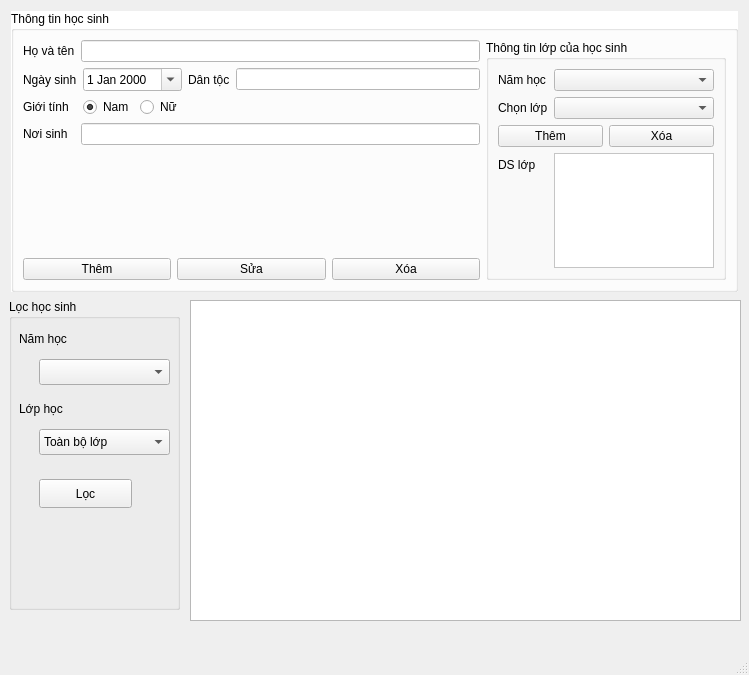
Qt form HongGrader/quanlyhocsinh.ui (vumari/HongGrader) before a commit.
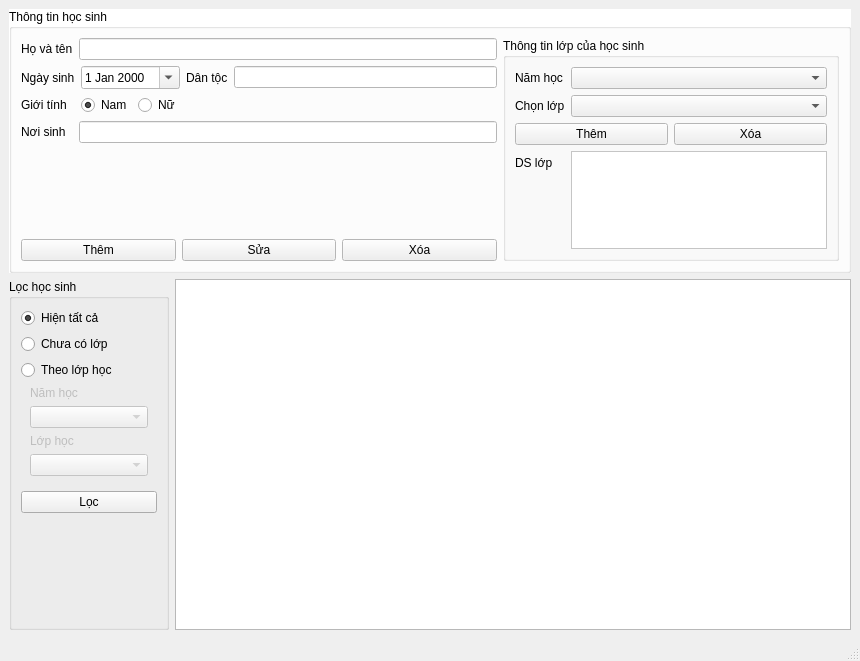
The same form after that commit.

Commit message: Thêm bộ lọc và kiểm tra trùng trong quản lí học sinh

Patch:
```diff
--- a/HongGrader/quanlyhocsinh.ui
+++ b/HongGrader/quanlyhocsinh.ui
@@ -9,23 +9,17 @@
    <rect>
     <x>0</x>
     <y>0</y>
-    <width>749</width>
-    <height>675</height>
+    <width>860</width>
+    <height>661</height>
    </rect>
   </property>
   <property name="windowTitle">
    <string>Quản lý học sinh</string>
   </property>
   <widget class="QWidget" name="centralwidget">
+   <layout class="QGridLayout" name="gridLayout_3">
+    <item row="0" column="0" colspan="2">
    <widget class="QGroupBox" name="groupBox">
-    <property name="geometry">
-     <rect>
-      <x>11</x>
-      <y>11</y>
-      <width>727</width>
-      <height>281</height>
-     </rect>
-    </property>
     <property name="sizePolicy">
      <sizepolicy hsizetype="Preferred" vsizetype="Ignored">
       <horstretch>0</horstretch>
@@ -337,113 +331,124 @@
      </item>
     </layout>
    </widget>
-   <widget class="QTableView" name="tablehocsinh">
-    <property name="geometry">
-     <rect>
-      <x>190</x>
-      <y>300</y>
-      <width>551</width>
-      <height>321</height>
-     </rect>
-    </property>
-    <property name="sizePolicy">
-     <sizepolicy hsizetype="Preferred" vsizetype="Preferred">
-      <horstretch>0</horstretch>
-      <verstretch>4</verstretch>
-     </sizepolicy>
-    </property>
-    <property name="editTriggers">
-     <set>QAbstractItemView::EditTrigger::NoEditTriggers</set>
-    </property>
-    <property name="selectionMode">
-     <enum>QAbstractItemView::SelectionMode::SingleSelection</enum>
-    </property>
-    <property name="selectionBehavior">
-     <enum>QAbstractItemView::SelectionBehavior::SelectRows</enum>
-    </property>
-   </widget>
+    </item>
+    <item row="1" column="0">
    <widget class="QGroupBox" name="groupBox_3">
-    <property name="geometry">
-     <rect>
-      <x>9</x>
-      <y>299</y>
-      <width>171</width>
-      <height>311</height>
-     </rect>
+      <property name="minimumSize">
+       <size>
+        <width>160</width>
+        <height>0</height>
+       </size>
     </property>
     <property name="title">
      <string>Lọc học sinh</string>
     </property>
-    <widget class="QComboBox" name="CBlocnamhoc">
-     <property name="geometry">
-      <rect>
-       <x>30</x>
-       <y>60</y>
-       <width>131</width>
-       <height>26</height>
-      </rect>
-     </property>
-    </widget>
+      <layout class="QVBoxLayout" name="verticalLayout_2">
+       <item>
+        <widget class="QRadioButton" name="RBtatca">
+         <property name="text">
+          <string>Hiện tất cả</string>
+         </property>
+         <property name="checked">
+          <bool>true</bool>
+         </property>
+        </widget>
+       </item>
+       <item>
+        <widget class="QRadioButton" name="RBchuacolop">
+         <property name="text">
+          <string>Chưa có lớp</string>
+         </property>
+        </widget>
+       </item>
+       <item>
+        <widget class="QRadioButton" name="RBloclop">
+         <property name="text">
+          <string>Theo lớp học</string>
+         </property>
+        </widget>
+       </item>
+       <item>
+        <widget class="QFrame" name="frame">
+         <property name="enabled">
+          <bool>false</bool>
+         </property>
+         <layout class="QVBoxLayout" name="verticalLayout">
+          <property name="topMargin">
+           <number>0</number>
+          </property>
+          <item>
     <widget class="QLabel" name="label_9">
-     <property name="geometry">
-      <rect>
-       <x>10</x>
-       <y>30</y>
-       <width>63</width>
-       <height>20</height>
-      </rect>
-     </property>
      <property name="text">
       <string>Năm học</string>
      </property>
-    </widget>
+            <property name="buddy">
+             <cstring>CBlocnamhoc</cstring>
+            </property>
+           </widget>
+          </item>
+          <item>
+           <widget class="QComboBox" name="CBlocnamhoc"/>
+          </item>
+          <item>
     <widget class="QLabel" name="label_10">
-     <property name="geometry">
-      <rect>
-       <x>10</x>
-       <y>100</y>
-       <width>63</width>
-       <height>20</height>
-      </rect>
-     </property>
      <property name="text">
       <string>Lớp học</string>
      </property>
-    </widget>
-    <widget class="QComboBox" name="CBloclop">
-     <property name="geometry">
-      <rect>
-       <x>30</x>
-       <y>130</y>
-       <width>131</width>
-       <height>26</height>
-      </rect>
-     </property>
-     <item>
-      <property name="text">
-       <string>Toàn bộ lớp</string>
-      </property>
+            <property name="buddy">
+             <cstring>CBloclop</cstring>
+            </property>
+           </widget>
      </item>
      <item>
-      <property name="text">
-       <string>Chưa có lớp</string>
-      </property>
-     </item>
-    </widget>
+           <widget class="QComboBox" name="CBloclop"/>
+          </item>
+         </layout>
+        </widget>
+       </item>
+       <item>
     <widget class="QPushButton" name="BTloc">
-     <property name="geometry">
-      <rect>
-       <x>30</x>
-       <y>180</y>
-       <width>93</width>
-       <height>29</height>
-      </rect>
-     </property>
      <property name="text">
       <string>Lọc</string>
      </property>
     </widget>
-   </widget>
+       </item>
+       <item>
+        <spacer name="verticalSpacer_2">
+         <property name="orientation">
+          <enum>Qt::Orientation::Vertical</enum>
+         </property>
+         <property name="sizeHint" stdset="0">
+          <size>
+           <width>20</width>
+           <height>25</height>
+          </size>
+         </property>
+        </spacer>
+       </item>
+      </layout>
+     </widget>
+    </item>
+    <item row="1" column="1">
+     <widget class="QTableView" name="tablehocsinh">
+      <property name="sizePolicy">
+       <sizepolicy hsizetype="Expanding" vsizetype="Preferred">
+        <horstretch>0</horstretch>
+        <verstretch>4</verstretch>
+       </sizepolicy>
+      </property>
+      <property name="editTriggers">
+       <set>QAbstractItemView::EditTrigger::NoEditTriggers</set>
+      </property>
+      <property name="selectionMode">
+       <enum>QAbstractItemView::SelectionMode::SingleSelection</enum>
+      </property>
+      <property name="selectionBehavior">
+       <enum>QAbstractItemView::SelectionBehavior::SelectRows</enum>
+      </property>
+     </widget>
+    </item>
+   </layout>
   </widget>
   <widget class="QMenuBar" name="menubar">
    <property name="geometry">
```
Left out of the diff: 27 changed lines with no effect on the pictures. Lines whose indentation alone changed are shown as unchanged. The commit also changes 2 other files.
